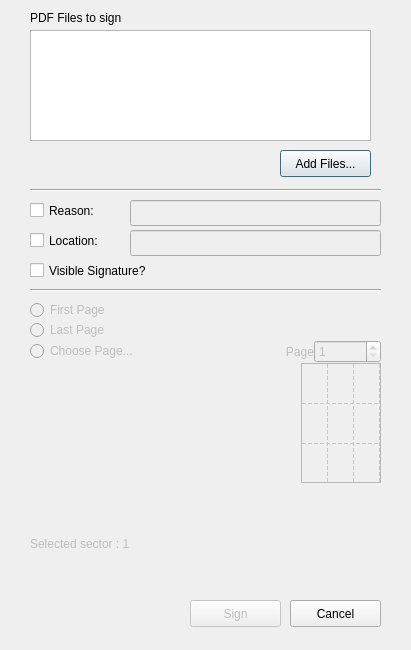
The window that pteid-mw-pt/_src/eidmw/eidgui/PDFSignWindow.ui (amagovpt/autenticacao.gov) describes before a commit, drawn with Qt 5.
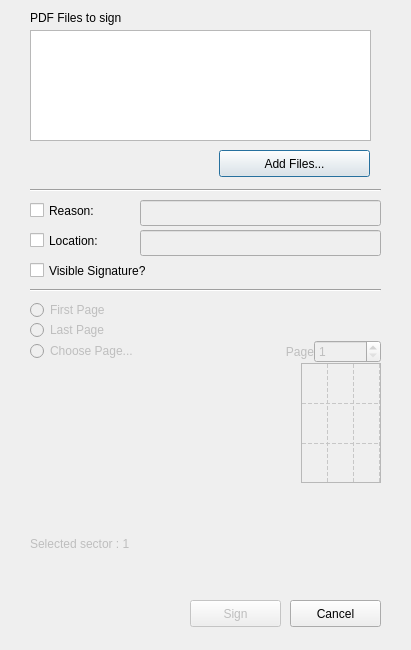
The same window after the commit. Custom widgets are drawn as their Qt base class.

Commit message: Translations for the new dialog window and new entry in the Tools Menu

The edit to the form file:
```diff
--- a/pteid-mw-pt/_src/eidmw/eidgui/PDFSignWindow.ui
+++ b/pteid-mw-pt/_src/eidmw/eidgui/PDFSignWindow.ui
@@ -50,9 +50,9 @@
    <widget class="QPushButton" name="button_addfile">
     <property name="geometry">
      <rect>
-      <x>280</x>
+      <x>219</x>
       <y>150</y>
-      <width>91</width>
+      <width>151</width>
       <height>27</height>
      </rect>
     </property>
@@ -105,9 +105,9 @@
     </property>
     <property name="geometry">
      <rect>
-      <x>130</x>
+      <x>140</x>
       <y>200</y>
-      <width>251</width>
+      <width>241</width>
       <height>26</height>
      </rect>
     </property>
@@ -118,9 +118,9 @@
     </property>
     <property name="geometry">
      <rect>
-      <x>130</x>
+      <x>140</x>
       <y>230</y>
-      <width>251</width>
+      <width>241</width>
       <height>26</height>
      </rect>
     </property>
@@ -358,7 +358,7 @@
      <rect>
       <x>30</x>
       <y>200</y>
-      <width>89</width>
+      <width>101</width>
       <height>21</height>
      </rect>
     </property>
@@ -371,7 +371,7 @@
      <rect>
       <x>30</x>
       <y>230</y>
-      <width>89</width>
+      <width>101</width>
       <height>21</height>
      </rect>
     </property>
```
The commit also changes 5 other files.
